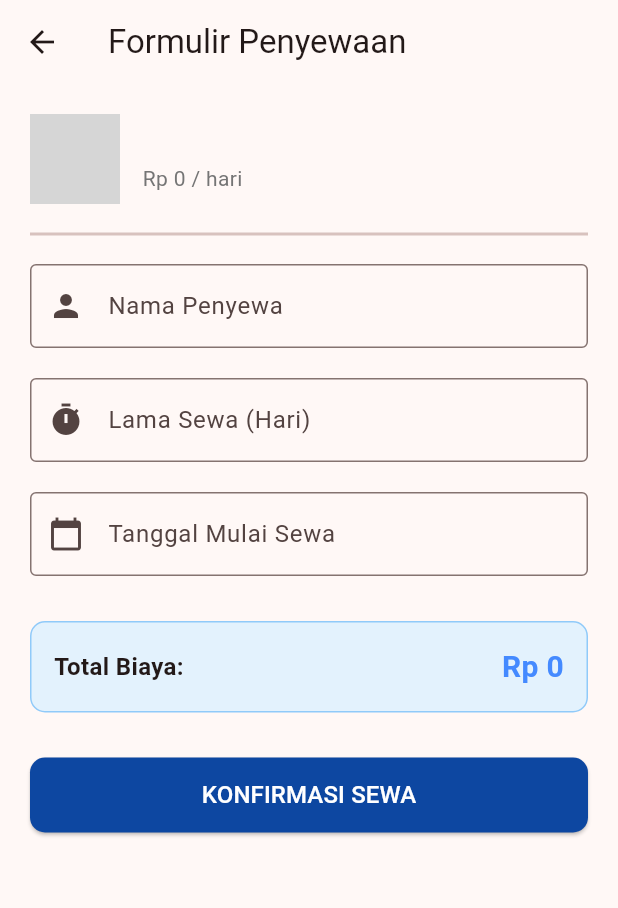
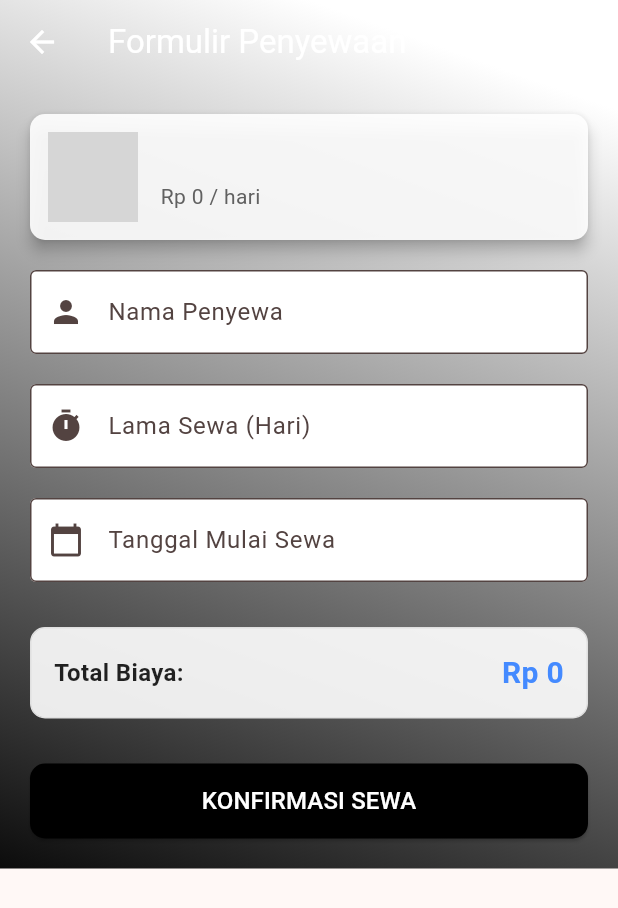
Before and after one commit to riooctavianm25/riooctavianm25-utspam_C3_B_0037., a Flutter app: the FormSewaScreen screen opened directly with empty values, on a phone screen of 412 x 824 dp. Shown: the top 908 px of the screen. Run offline on Flutter 3.47's test engine with Material 3 defaults, Android fonts, the phone set to English and light mode, and no system bars; our stand-ins replace sqflite; accounts and stored records are empty; grey boxes are pictures that could not be loaded.

Commit message:
update rent form

```diff
--- a/lib/page/home/car/rentForm_Screen.dart
+++ b/lib/page/home/car/rentForm_Screen.dart
@@ -27,6 +27,12 @@ class _FormSewaScreenState extends State<FormSewaScreen> {
   int _totalBiaya = 0;
   DateTime? _selectedDate;
 
+  @override
+  void initState() {
+    super.initState();
+    _namaPenyewaCtr.text = widget.namaUser; // Otomatis mengisi nama penyewa
+  }
+
   // Fungsi Update Total Harga secara Realtime
   void _hitungTotal() {
     if (_lamaSewaCtr.text.isNotEmpty) {
@@ -54,7 +60,6 @@ class _FormSewaScreenState extends State<FormSewaScreen> {
       setState(() {
         _selectedDate = picked;
         // Format tanggal agar mudah dibaca (perlu import 'package:intl/intl.dart')
-        // Jika tidak pakai intl, bisa manual: "${picked.day}-${picked.month}-${picked.year}"
         _tanggalCtr.text = DateFormat('yyyy-MM-dd').format(picked);
       });
     }
@@ -108,8 +113,29 @@ class _FormSewaScreenState extends State<FormSewaScreen> {
   @override
   Widget build(BuildContext context) {
     return Scaffold(
-      appBar: AppBar(title: const Text("Formulir Penyewaan")),
-      body: SingleChildScrollView(
+      // --- PENYESUAIAN APPBAR AGAR GRADIENT TERLIHAT ---
+      appBar: AppBar(
+        title: const Text("Formulir Penyewaan", style: TextStyle(color: Colors.white)), // Judul putih
+        backgroundColor: Colors.transparent, // Latar belakang transparan
+        elevation: 0, // Tanpa shadow
+        iconTheme: const IconThemeData(color: Colors.white), // Tombol back jadi putih
+      ),
+      extendBodyBehindAppBar: true, // Membuat body meluas ke belakang appbar
+      // --- PENAMBAHAN TEMA GRADIENT PADA BODY ---
+      body: Container(
+        decoration: const BoxDecoration(
+          gradient: LinearGradient(
+            colors: [
+              Color.fromARGB(255, 255, 255, 255), // Putih di atas
+              Color.fromARGB(255, 12, 12, 12),     // Hitam di bawah
+            ],
+            begin: Alignment.topCenter,
+            end: Alignment.bottomLeft,
+          ),
+        ),
+        // Pastikan kontennya di dalam SafeArea agar tidak tertutup status bar
+        child: SafeArea(
+          child: SingleChildScrollView(
             padding: const EdgeInsets.all(20),
             child: Form(
               key: _formKey,
@@ -117,7 +143,15 @@ class _FormSewaScreenState extends State<FormSewaScreen> {
                 crossAxisAlignment: CrossAxisAlignment.start,
                 children: [
                   // --- 1. MENAMPILKAN MOBIL YANG DIPILIH ---
-              Row(
+                  // Card untuk informasi mobil agar kontras dengan gradient
+                  Card(
+                    color: Colors.white.withOpacity(0.9), // Putih transparan
+                    elevation: 4,
+                    shape: RoundedRectangleBorder(borderRadius: BorderRadius.circular(10)),
+                    margin: const EdgeInsets.only(bottom: 20),
+                    child: Padding(
+                      padding: const EdgeInsets.all(12.0),
+                      child: Row(
                         children: [
                           ClipRRect(
                             borderRadius: BorderRadius.circular(10),
@@ -126,7 +160,7 @@ class _FormSewaScreenState extends State<FormSewaScreen> {
                               width: 100,
                               height: 70,
                               fit: BoxFit.cover,
-                      errorBuilder: (ctx, error, stack) => const Icon(Icons.car_rental, size: 60),
+                              errorBuilder: (ctx, error, stack) => const Icon(Icons.car_rental, size: 60, color: Colors.grey),
                             ),
                           ),
                           const SizedBox(width: 15),
@@ -135,17 +169,18 @@ class _FormSewaScreenState extends State<FormSewaScreen> {
                             children: [
                               Text(
                                 widget.mobil.nama,
-                        style: const TextStyle(fontSize: 18, fontWeight: FontWeight.bold),
+                                style: const TextStyle(fontSize: 18, fontWeight: FontWeight.bold, color: Colors.black87), // Warna teks hitam
                               ),
                               Text(
                                 "Rp ${widget.mobil.harga} / hari",
-                        style: TextStyle(color: Colors.grey[600]),
+                                style: TextStyle(color: Colors.grey[700]),
                               ),
                             ],
                           )
                         ],
                       ),
-              const Divider(height: 40, thickness: 2),
+                    ),
+                  ),
 
                   // --- 2. INPUT NAMA PENYEWA ---
                   TextFormField(
@@ -154,6 +189,8 @@ class _FormSewaScreenState extends State<FormSewaScreen> {
                       labelText: "Nama Penyewa",
                       border: OutlineInputBorder(),
                       prefixIcon: Icon(Icons.person),
+                      filled: true, // Mengisi latar belakang
+                      fillColor: Colors.white, // Latar belakang putih
                     ),
                     validator: (val) => val!.isEmpty ? "Nama wajib diisi" : null,
                   ),
@@ -168,6 +205,8 @@ class _FormSewaScreenState extends State<FormSewaScreen> {
                       border: OutlineInputBorder(),
                       prefixIcon: Icon(Icons.timer),
                       suffixText: "Hari",
+                      filled: true,
+                      fillColor: Colors.white,
                     ),
                     onChanged: (value) => _hitungTotal(), // Otomatis hitung saat diketik
                     validator: (val) {
@@ -189,6 +228,8 @@ class _FormSewaScreenState extends State<FormSewaScreen> {
                       labelText: "Tanggal Mulai Sewa",
                       border: OutlineInputBorder(),
                       prefixIcon: Icon(Icons.calendar_today),
+                      filled: true,
+                      fillColor: Colors.white,
                     ),
                     validator: (val) => val!.isEmpty ? "Tanggal wajib dipilih" : null,
                   ),
@@ -199,23 +240,23 @@ class _FormSewaScreenState extends State<FormSewaScreen> {
                   Container(
                     padding: const EdgeInsets.all(15),
                     decoration: BoxDecoration(
-                  color: Colors.blue[50],
+                      color: Colors.white.withOpacity(0.9), // Latar putih transparan
                       borderRadius: BorderRadius.circular(10),
-                  border: Border.all(color: Colors.blue.shade200),
+                      border: Border.all(color: Colors.grey.shade300), // Border abu-abu terang
                     ),
                     child: Row(
                       mainAxisAlignment: MainAxisAlignment.spaceBetween,
                       children: [
                         const Text(
                           "Total Biaya:",
-                      style: TextStyle(fontSize: 16, fontWeight: FontWeight.bold),
+                          style: TextStyle(fontSize: 16, fontWeight: FontWeight.bold, color: Colors.black87), // Teks hitam
                         ),
                         Text(
                           "Rp $_totalBiaya",
                           style: const TextStyle(
                             fontSize: 20,
                             fontWeight: FontWeight.bold,
-                        color: Colors.blueAccent
+                            color: Colors.blueAccent // Tetap biru accent untuk penekanan
                           ),
                         ),
                       ],
@@ -230,8 +271,8 @@ class _FormSewaScreenState extends State<FormSewaScreen> {
                     height: 50,
                     child: ElevatedButton(
                       style: ElevatedButton.styleFrom(
-                    backgroundColor: Colors.blue[900],
-                    foregroundColor: Colors.white,
+                        backgroundColor: Colors.black, // Tombol hitam
+                        foregroundColor: Colors.white, // Teks putih
                         shape: RoundedRectangleBorder(borderRadius: BorderRadius.circular(10)),
                       ),
                       onPressed: _simpanTransaksi,
@@ -242,6 +283,8 @@ class _FormSewaScreenState extends State<FormSewaScreen> {
               ),
             ),
           ),
+        ),
+      ),
     );
   }
 }
```
Lines whose indentation alone changed are shown as unchanged.
